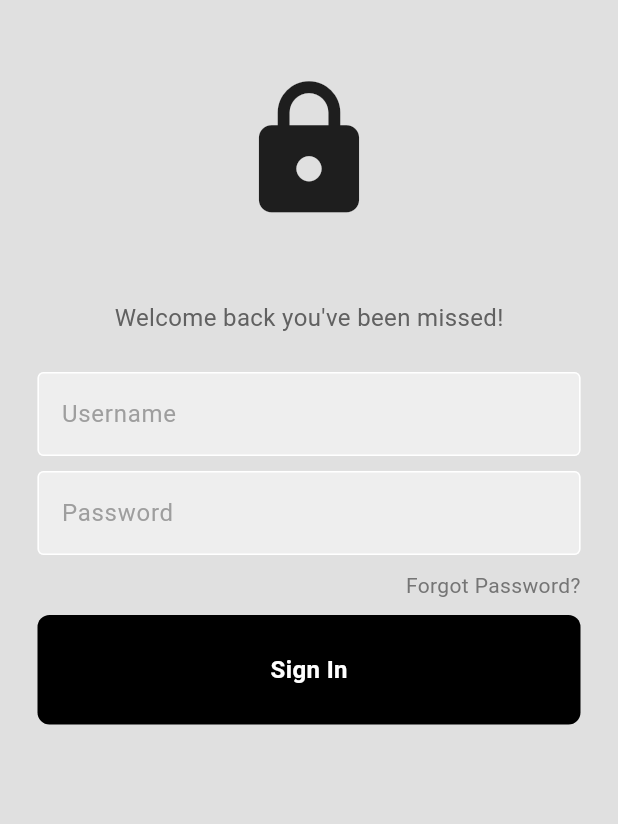
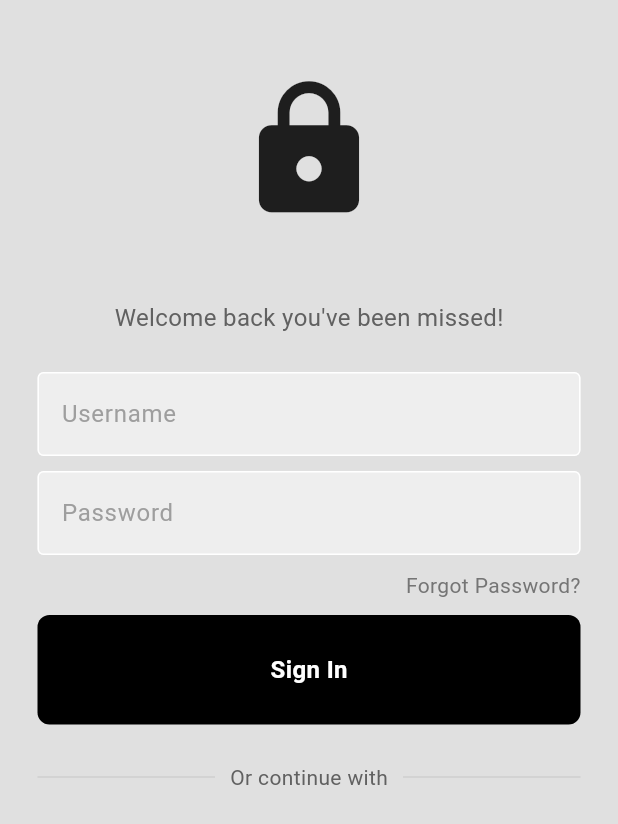
Before and after one commit to CAJamesJ/flutter_authentication, a Flutter app: the screen it shows after launch, on a phone screen of 412 x 824 dp. Shown: the top 824 px of the screen. Run offline on Flutter 3.47's test engine with Material 3 defaults, Android fonts, the phone set to English and light mode, and no system bars.

Commit message:
or Continu with

```diff
--- a/lib/components/signin_button.dart
+++ b/lib/components/signin_button.dart
@@ -1,11 +1,18 @@
 import 'package:flutter/material.dart';
 
 class SigninButton extends StatelessWidget {
-  const SigninButton({super.key});
+  final Function()? onTap;
+
+  const SigninButton({
+    super.key,
+    required this.onTap,
+  });
 
   @override
   Widget build(BuildContext context) {
-    return Container(
+    return GestureDetector(
+      onTap: onTap,
+      child: Container(
         padding: const EdgeInsets.all(25),
         margin: const EdgeInsets.symmetric(horizontal: 25),
         decoration: BoxDecoration(
@@ -22,6 +29,7 @@ class SigninButton extends StatelessWidget {
             ),
           ),
         ),
+      ),
     );
   }
 }
--- a/lib/pages/login_page.dart
+++ b/lib/pages/login_page.dart
@@ -8,6 +8,9 @@ class LoginPage extends StatelessWidget {
   //text editing controller
   final usernameController = TextEditingController();
   final passwordController = TextEditingController();
+
+  // sign user in method
+  void signUserIn() {}
 
   @override
   Widget build(BuildContext context) {
@@ -84,9 +87,41 @@ class LoginPage extends StatelessWidget {
               ),
 
               //signin
-              SigninButton()
+              SigninButton(
+                onTap: signUserIn,
+              ),
+
+              const SizedBox(
+                height: 25,
+              ),
 
               //or continue with
+              Padding(
+                padding: const EdgeInsets.symmetric(horizontal: 25),
+                child: Row(
+                  children: [
+                    Expanded(
+                      child: Divider(
+                        thickness: 0.5,
+                        color: Colors.grey[400],
+                      ),
+                    ),
+                    Padding(
+                      padding: const EdgeInsets.symmetric(horizontal: 10),
+                      child: Text(
+                        'Or continue with',
+                        style: TextStyle(color: Colors.grey[700]),
+                      ),
+                    ),
+                    Expanded(
+                      child: Divider(
+                        thickness: 0.5,
+                        color: Colors.grey[400],
+                      ),
+                    ),
+                  ],
+                ),
+              ),
 
               //google + apple sign in
 
```
Lines whose indentation alone changed are shown as unchanged.
